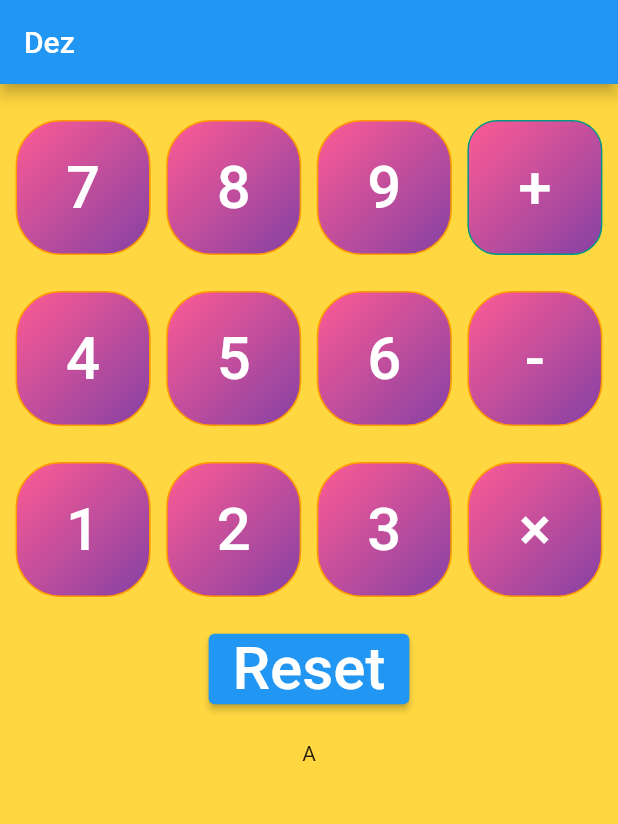
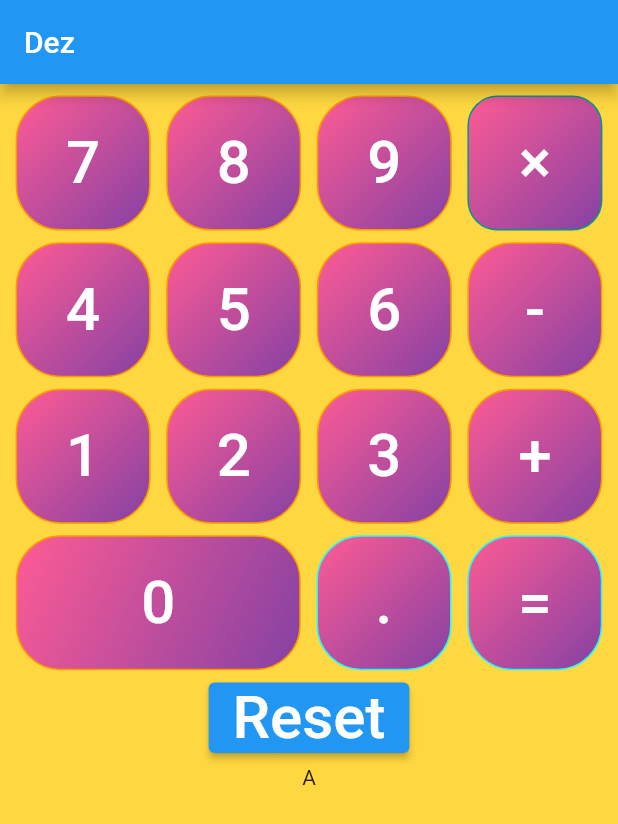
Before and after one commit to blackout358/Calculator-Flutter, a Flutter app: the screen it shows after launch, on a phone screen of 412 x 824 dp. Shown: the top 824 px of the screen. Run offline on Flutter 3.47's test engine with Material 2 defaults, Android fonts, the phone set to English and light mode, and no system bars.

Commit message:
Finished laying out main buttons

```diff
--- a/lib/Widgets/app_buttons.dart
+++ b/lib/Widgets/app_buttons.dart
@@ -8,22 +8,24 @@ class AppButtons extends StatelessWidget {
   final int borderRadius;
   final VoidCallback onPressed;
   IconData? icon;
-  double size;
+  double width;
+  double height;
   AppButtons(
       {super.key,
       required this.foregroundColor,
       required this.backgroundColor,
       required this.borderColor,
       required this.text,
-      required this.size,
+      required this.width,
+      required this.height,
       this.icon,
       required this.borderRadius,
       required this.onPressed});
   @override
   Widget build(BuildContext context) {
     return Container(
-      width: size,
-      height: size,
+      width: width,
+      height: height,
       decoration: BoxDecoration(
           // color: backgroundColor,
           gradient: const LinearGradient(
@@ -40,7 +42,7 @@ class AppButtons extends StatelessWidget {
             shadowColor: Colors.transparent,
             foregroundColor: foregroundColor,
             shape: RoundedRectangleBorder(
-                borderRadius: BorderRadius.circular(15))),
+                borderRadius: BorderRadius.circular(borderRadius.toDouble()))),
         child: Text(
           text,
           style: const TextStyle(
--- a/lib/main.dart
+++ b/lib/main.dart
@@ -14,28 +14,6 @@ class MainApp extends StatefulWidget {
 
 class _MainAppState extends State<MainApp> {
   String text = "A";
-  ButtonStyle myButtonStyle = ButtonStyle(
-    shape: MaterialStateProperty.all<RoundedRectangleBorder>(
-      RoundedRectangleBorder(
-        borderRadius: BorderRadius.circular(18),
-        side: BorderSide(
-          color: Colors.teal,
-          width: 2,
-        ),
-      ),
-    ),
-    minimumSize: MaterialStateProperty.all<Size>(const Size(90, 90)),
-    // child: Ink(
-    //   decoration: BoxDecoration(
-    //     gradient: LinearGradient(
-    //       colors: [Color(0xff374ABE), Color(0xff64B6FF)],
-    //       begin: Alignment.centerLeft,
-    //       end: Alignment.centerRight,
-    //     ),
-    //     borderRadius: BorderRadius.circular(18),
-    //   ),
-    // ),
-  );
 
   TextStyle myTextStyle = const TextStyle(
     fontSize: 40,
@@ -49,7 +27,9 @@ class _MainAppState extends State<MainApp> {
           title: const Text("Dez"),
         ),
         backgroundColor: Colors.amberAccent,
-        body: Column(
+        body: SizedBox(
+          height: 4000,
+          child: Column(
             mainAxisAlignment: MainAxisAlignment.spaceEvenly,
             children: [
               Row(
@@ -62,7 +42,8 @@ class _MainAppState extends State<MainApp> {
                       backgroundColor: Colors.red,
                       borderColor: Colors.orange,
                       text: i.toString(),
-                    size: 90,
+                      width: 90,
+                      height: 90,
                       borderRadius: 30,
                       onPressed: () {
                         setState(() {
@@ -70,25 +51,19 @@ class _MainAppState extends State<MainApp> {
                         });
                       },
                     );
-                  // return ElevatedButton(
-                  //   onPressed: () {
-                  //     setState(() {
-                  //       text = i.toString();
-                  //     });
-                  //   },
-                  //   style: myButtonStyle,
-                  //   child: Text(i.toString(), style: myTextStyle),
-                  // );
                   }),
                   AppButtons(
                     foregroundColor: Colors.white,
                     backgroundColor: Colors.black,
                     borderColor: Colors.teal,
-                  text: "+",
-                  size: 90,
+                    text: "×",
+                    width: 90,
+                    height: 90,
                     borderRadius: 20,
                     onPressed: () {
-                    print("Pressed!");
+                      setState(() {
+                        text = "×";
+                      });
                     },
                   )
                 ],
@@ -104,7 +79,8 @@ class _MainAppState extends State<MainApp> {
                       backgroundColor: Colors.red,
                       borderColor: Colors.orange,
                       text: i.toString(),
-                    size: 90,
+                      width: 90,
+                      height: 90,
                       borderRadius: 30,
                       onPressed: () {
                         setState(() {
@@ -118,7 +94,8 @@ class _MainAppState extends State<MainApp> {
                     backgroundColor: Colors.red,
                     borderColor: Colors.orange,
                     text: "-",
-                  size: 90,
+                    width: 90,
+                    height: 90,
                     borderRadius: 30,
                     onPressed: () {
                       setState(() {
@@ -139,7 +116,8 @@ class _MainAppState extends State<MainApp> {
                       backgroundColor: Colors.red,
                       borderColor: Colors.orange,
                       text: i.toString(),
-                    size: 90,
+                      width: 90,
+                      height: 90,
                       borderRadius: 30,
                       onPressed: () {
                         setState(() {
@@ -152,15 +130,58 @@ class _MainAppState extends State<MainApp> {
                     foregroundColor: Colors.white,
                     backgroundColor: Colors.red,
                     borderColor: Colors.orange,
-                  text: "×",
-                  size: 90,
+                    text: "+",
+                    width: 90,
+                    height: 90,
                     borderRadius: 30,
                     onPressed: () {
                       setState(() {
-                      text = "×";
+                        text = "+";
                       });
                     },
                   ),
+                ],
+              ),
+              Row(
+                mainAxisAlignment: MainAxisAlignment.spaceEvenly,
+                children: [
+                  AppButtons(
+                    foregroundColor: Colors.white,
+                    backgroundColor: Colors.red,
+                    borderColor: Colors.orange,
+                    text: "0",
+                    width: 190,
+                    height: 90,
+                    borderRadius: 30,
+                    onPressed: () {
+                      setState(() {
+                        text = "0";
+                      });
+                    },
+                  ),
+                  AppButtons(
+                    foregroundColor: Colors.white,
+                    backgroundColor: Colors.red,
+                    borderColor: Colors.cyanAccent,
+                    text: ".",
+                    width: 90,
+                    height: 90,
+                    borderRadius: 30,
+                    onPressed: () {
+                      print("Dot");
+                    },
+                  ),
+                  AppButtons(
+                      foregroundColor: Colors.white,
+                      backgroundColor: Colors.red,
+                      borderColor: Colors.cyanAccent,
+                      text: "=",
+                      width: 90,
+                      height: 90,
+                      borderRadius: 30,
+                      onPressed: () {
+                        print("Equals");
+                      })
                 ],
               ),
               ElevatedButton(
@@ -182,6 +203,7 @@ class _MainAppState extends State<MainApp> {
             ],
           ),
         ),
+      ),
     );
   }
 }
```
Lines whose indentation alone changed are shown as unchanged.
